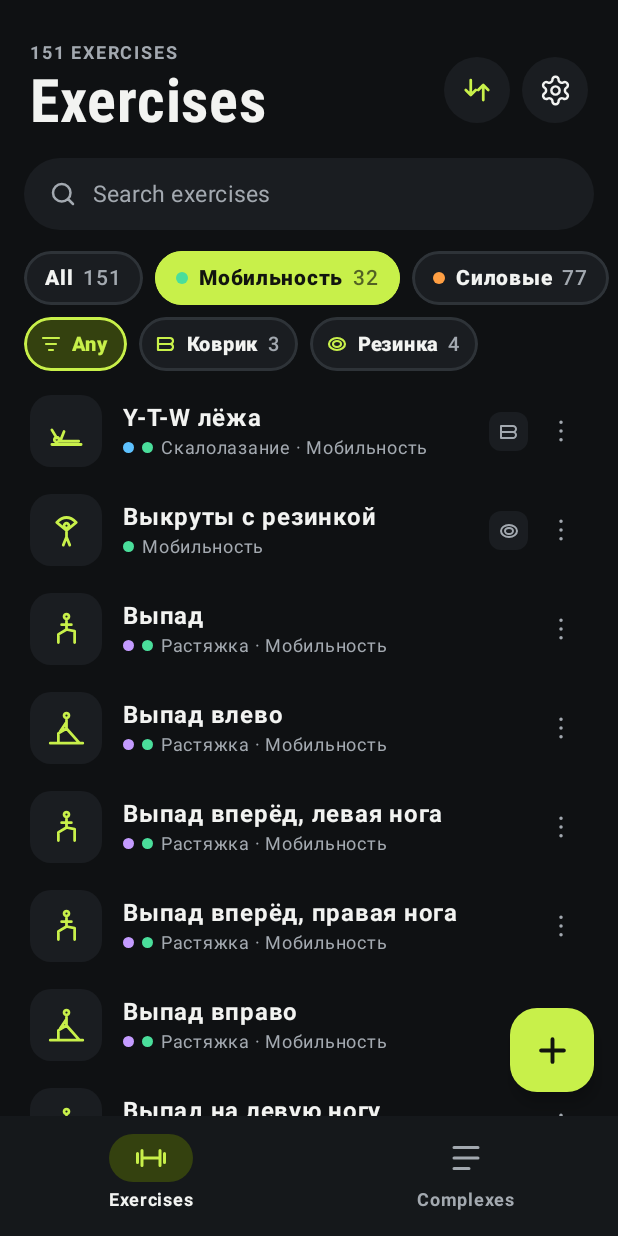
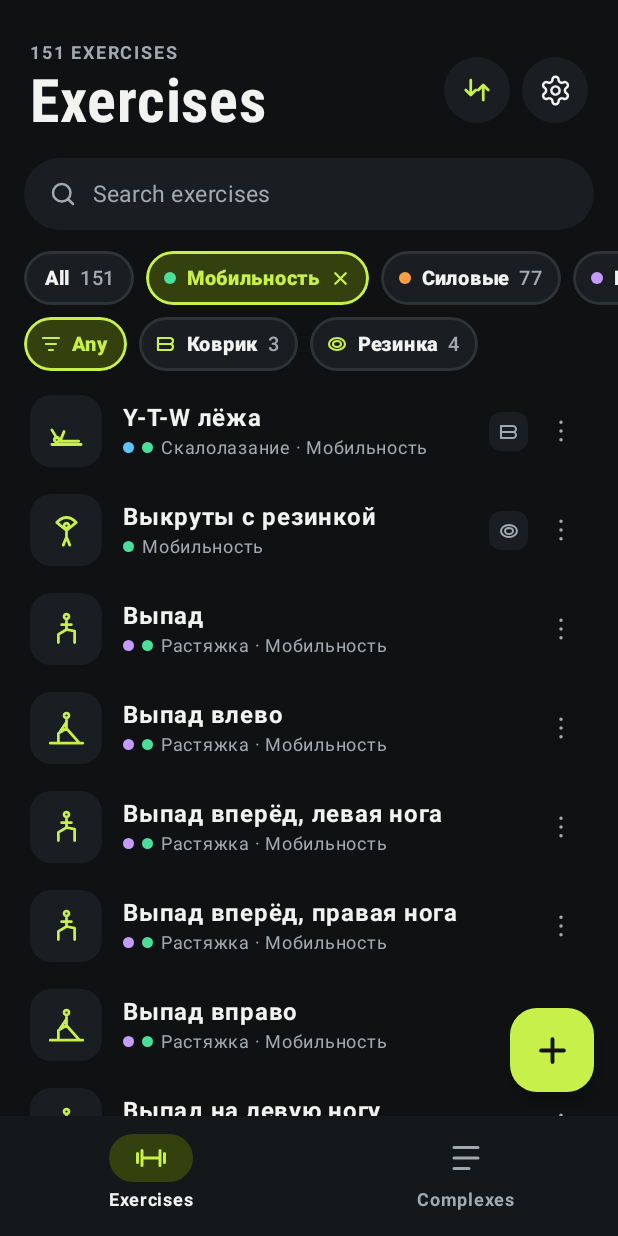
Before and after one commit to anmura/training-timer, an Android app built with Jetpack Compose: the screen it shows after launch (MainActivity), tab 2 chosen, on a phone screen of 412 x 824 dp. Run offline under Robolectric (Android 15) with nearby library versions, the phone set to English and light mode, and no system bars.

Commit message:
Category filter chips look like the equipment chips (outline, ✕, tap again to clear)
Co-Authored-By: Claude Opus 5.5 <noreply@anthropic.com>
Claude-Session: https://claude.ai/code/session_01VKJpjF76y6zY4cgfP6iZUP

```diff
--- a/app/src/main/java/com/trainingtimer/app/ui/CategoryUi.kt
+++ b/app/src/main/java/com/trainingtimer/app/ui/CategoryUi.kt
@@ -77,6 +77,7 @@ fun ColorDot(color: Color, size: Dp = 8.dp) {
     )
 }
 
+/** Filter chip; looks the same as the equipment chips: lime outline and ✕ when selected. */
 @Composable
 fun FilterChip(
     label: String,
@@ -84,26 +85,30 @@ fun FilterChip(
     onClick: () -> Unit,
     color: Color? = null,
     count: Int? = null,
+    showClose: Boolean = color != null,
 ) {
     val shape = RoundedCornerShape(18.dp)
     Row(
         Modifier
             .height(36.dp)
             .clip(shape)
-            .background(if (selected) C.Lime else C.Surface)
+            .background(if (selected) C.LimeDim else C.Surface)
             .border(1.5.dp, if (selected) C.Lime else C.Line, shape)
             .clickable(role = Role.Tab, onClick = onClick)
-            .padding(horizontal = 14.dp),
+            .padding(start = if (color != null) 12.dp else 14.dp, end = 12.dp),
         verticalAlignment = Alignment.CenterVertically,
     ) {
         if (color != null) {
             ColorDot(color)
             Spacer(Modifier.width(7.dp))
         }
-        Text(label, fontSize = 14.sp, fontWeight = FontWeight.ExtraBold, color = if (selected) C.OnLime else C.Text, maxLines = 1, softWrap = false)
-        if (count != null) {
+        Text(label, fontSize = 13.sp, fontWeight = FontWeight.ExtraBold, color = if (selected) C.Lime else C.Text, maxLines = 1, softWrap = false)
+        if (selected && showClose) {
             Spacer(Modifier.width(6.dp))
-            Text("$count", fontSize = 14.sp, fontWeight = FontWeight.SemiBold, color = if (selected) C.OnLime.copy(alpha = 0.65f) else C.Muted, maxLines = 1)
+            PathIcon(UiIcons.CLOSE, C.Lime, size = 14.dp, strokeWidth = 2.6f)
+        } else if (count != null) {
+            Spacer(Modifier.width(6.dp))
+            Text("$count", fontSize = 13.sp, fontWeight = FontWeight.SemiBold, color = C.Muted, maxLines = 1)
         }
     }
 }
@@ -150,14 +155,14 @@ fun CategoryFilterRow(
             FilterChip(
                 c.name,
                 selected == c.id,
-                { onSelect(c.id) },
+                { onSelect(if (selected == c.id) null else c.id) },
                 color = categoryColor(c.color),
                 count = exercises.count { c.id in it.categories },
             )
         }
         val none = exercises.count { it.categories.isEmpty() }
         if (none > 0 && categories.isNotEmpty()) {
-            FilterChip("No category", selected == NO_CATEGORY, { onSelect(NO_CATEGORY) }, color = C.Faint, count = none)
+            FilterChip("No category", selected == NO_CATEGORY, { onSelect(if (selected == NO_CATEGORY) null else NO_CATEGORY) }, color = C.Faint, count = none)
         }
     }
 }
```
